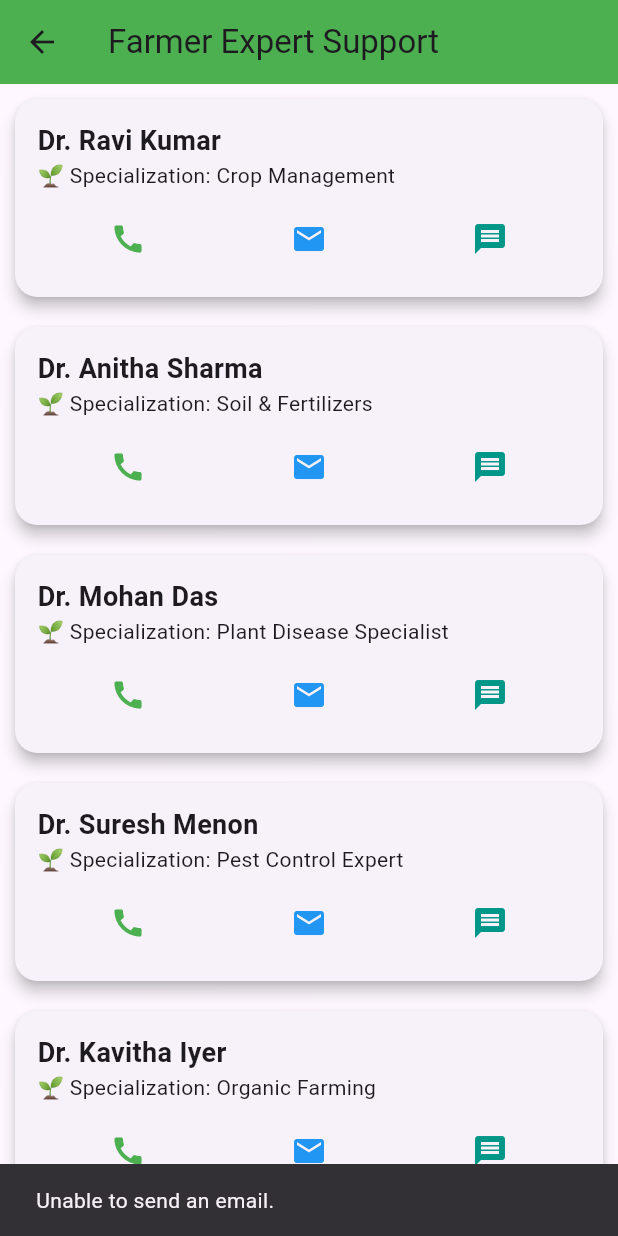
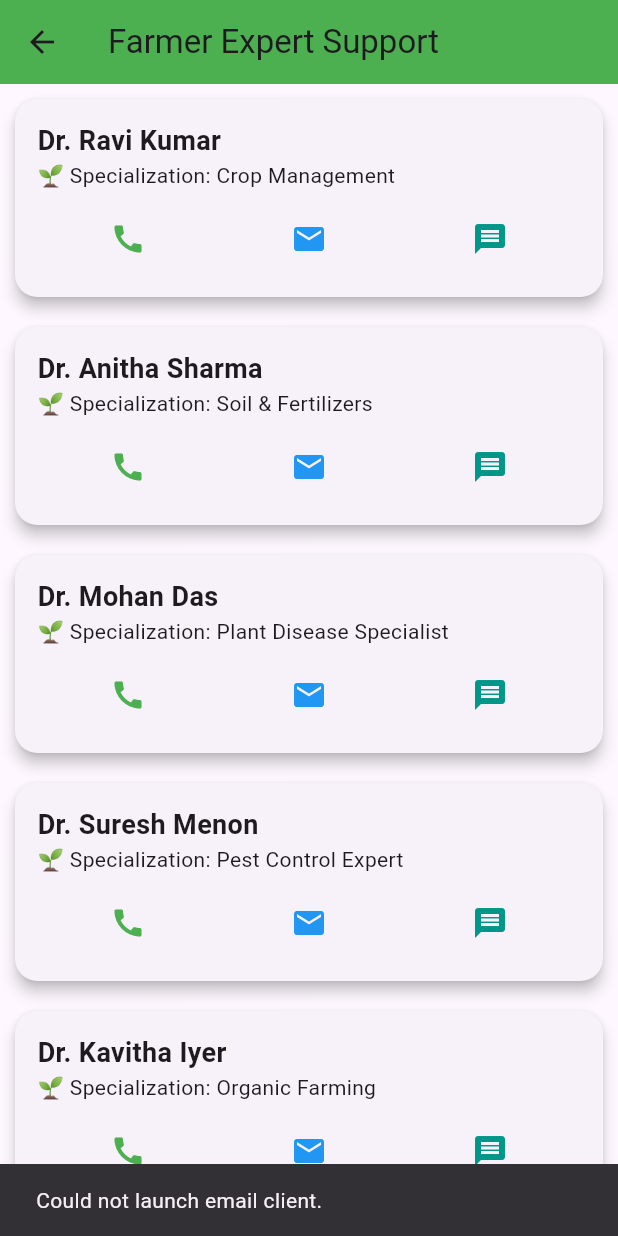
Before and after one commit to Abinayamariappan/agriculture_project, a Flutter app: the FarmerExpertPage screen opened directly, after a tap on the "email" icon, on a phone screen of 412 x 824 dp. Run offline on Flutter 3.47's test engine with Material 3 defaults, Android fonts, the phone set to English and light mode, and no system bars; our stand-ins replace animate_do, carousel_slider, firebase_core, flutter_spinkit, geocoding, geolocator and 9 more; accounts and stored records are empty.

Commit message:
🔄 Major update: modified multiple pages, model files, and UI updates

```diff
--- a/lib/farmer_expert_page.dart
+++ b/lib/farmer_expert_page.dart
@@ -7,70 +7,70 @@ class FarmerExpertPage extends StatelessWidget {
       'name': 'Dr. Ravi Kumar',
       'specialization': 'Crop Management',
       'phone': '+919876543210',
-      'email': 'ravi.kumar@agrihelp.com',
+      'email': 'ravi.kumar@gmail.com',  // Updated email domain
       'whatsapp': '+919876543210',
     },
     {
       'name': 'Dr. Anitha Sharma',
       'specialization': 'Soil & Fertilizers',
       'phone': '+919988776655',
-      'email': 'anitha.sharma@agrihelp.com',
+      'email': 'anitha.sharma@gmail.com',  // Updated email domain
       'whatsapp': '+919988776655',
     },
     {
       'name': 'Dr. Mohan Das',
       'specialization': 'Plant Disease Specialist',
       'phone': '+918765432109',
-      'email': 'mohan.das@agrihelp.com',
+      'email': 'mohan.das@gmail.com',  // Updated email domain
       'whatsapp': '+918765432109',
     },
     {
       'name': 'Dr. Suresh Menon',
       'specialization': 'Pest Control Expert',
       'phone': '+919812345678',
-      'email': 'suresh.menon@agrihelp.com',
+      'email': 'suresh.menon@gmail.com',  // Updated email domain
       'whatsapp': '+919812345678',
     },
     {
       'name': 'Dr. Kavitha Iyer',
       'specialization': 'Organic Farming',
       'phone': '+919876123456',
-      'email': 'kavitha.iyer@agrihelp.com',
+      'email': 'kavitha.iyer@gmail.com',  // Updated email domain
       'whatsapp': '+919876123456',
     },
     {
       'name': 'Dr. Arjun Reddy',
       'specialization': 'Irrigation Specialist',
       'phone': '+918901234567',
-      'email': 'arjun.reddy@agrihelp.com',
+      'email': 'arjun.reddy@gmail.com',  // Updated email domain
       'whatsapp': '+918901234567',
     },
     {
       'name': 'Dr. Priya Natarajan',
       'specialization': 'Seed Technology',
       'phone': '+919845673210',
-      'email': 'priya.natarajan@agrihelp.com',
+      'email': 'priya.natarajan@gmail.com',  // Updated email domain
       'whatsapp': '+919845673210',
     },
     {
       'name': 'Dr. Sanjay Verma',
       'specialization': 'Climate & Crop Forecasting',
       'phone': '+917894561230',
-      'email': 'sanjay.verma@agrihelp.com',
+      'email': 'sanjay.verma@gmail.com',  // Updated email domain
       'whatsapp': '+917894561230',
     },
     {
       'name': 'Dr. Meera Joshi',
       'specialization': 'Horticulture Specialist',
       'phone': '+918912345678',
-      'email': 'meera.joshi@agrihelp.com',
+      'email': 'meera.joshi@gmail.com',  // Updated email domain
       'whatsapp': '+918912345678',
     },
     {
       'name': 'Dr. Rajesh Nair',
       'specialization': 'Agri-Economics',
       'phone': '+919934561278',
-      'email': 'rajesh.nair@agrihelp.com',
+      'email': 'rajesh.nair@gmail.com',  // Updated email domain
       'whatsapp': '+919934561278',
     },
   ];
@@ -78,12 +78,12 @@ class FarmerExpertPage extends StatelessWidget {
   FarmerExpertPage({super.key});
 
   // ✅ Launch Phone Call
-  void _launchPhoneCall(BuildContext context, String phone) async {
+  Future<void> _launchPhoneCall(BuildContext context, String phone) async {
     final Uri uri = Uri.parse("tel:$phone");
+
     try {
-      if (await canLaunchUrl(uri)) {
-        await launchUrl(uri);
-      } else {
+      final launched = await launchUrl(uri, mode: LaunchMode.externalApplication);
+      if (!launched) {
         ScaffoldMessenger.of(context).showSnackBar(
           const SnackBar(content: Text('Unable to make a phone call.')),
         );
@@ -95,55 +95,36 @@ class FarmerExpertPage extends StatelessWidget {
     }
   }
 
-  // ✅ Launch WhatsApp Chat (fixed to properly handle international format)
-  void _launchWhatsApp(BuildContext context, String phone) async {
-    // Remove any non-digit characters from the phone number
-    String cleanPhone = phone.replaceAll(RegExp(r'[^\d]'), '');
-
-    // Make sure we have a clean number to work with
-    if (cleanPhone.isEmpty) {
-      ScaffoldMessenger.of(context).showSnackBar(
+  Future<void> _launchWhatsApp(BuildContext ctx, String phone) async {
+    final clean = phone.replaceAll(RegExp(r'[^\d]'), '');
+    if (clean.isEmpty) {
+      ScaffoldMessenger.of(ctx).showSnackBar(
         const SnackBar(content: Text('Invalid phone number for WhatsApp.')),
       );
       return;
     }
 
-    final Uri uri = Uri.parse("https://wa.me/$cleanPhone");
-    try {
-      if (await canLaunchUrl(uri)) {
-        await launchUrl(uri, mode: LaunchMode.externalApplication);
-      } else {
-        ScaffoldMessenger.of(context).showSnackBar(
-          const SnackBar(content: Text('Unable to open WhatsApp.')),
-        );
-      }
-    } catch (e) {
-      ScaffoldMessenger.of(context).showSnackBar(
-        SnackBar(content: Text('Error launching WhatsApp: $e')),
+    final uri = Uri.parse('https://wa.me/$clean');
+    final launched = await launchUrl(uri, mode: LaunchMode.externalApplication);
+    if (!launched) {
+      ScaffoldMessenger.of(ctx).showSnackBar(
+        const SnackBar(content: Text('Could not open WhatsApp.')),
       );
     }
   }
 
-  // ✅ Launch Email (fixed Uri construction)
-  void _launchEmail(BuildContext context, String email) async {
-    final String emailUri = 'mailto:$email?subject=Agri%20Support&body=Hello,%20I%20need%20help%20with...';
-    final Uri uri = Uri.parse(emailUri);
+  Future<void> _launchEmail(BuildContext ctx, String email) async {
+    final subject = Uri.encodeComponent('Agri Support');
+    final body    = Uri.encodeComponent('Hello, I need help with...');
+    final uri = Uri.parse('mailto:$email?subject=$subject&body=$body');
 
-    try {
-      if (await canLaunchUrl(uri)) {
-        await launchUrl(uri);
-      } else {
-        ScaffoldMessenger.of(context).showSnackBar(
-          const SnackBar(content: Text('Unable to send an email.')),
-        );
-      }
-    } catch (e) {
-      ScaffoldMessenger.of(context).showSnackBar(
-        SnackBar(content: Text('Error launching email: $e')),
+    final launched = await launchUrl(uri, mode: LaunchMode.externalApplication);
+    if (!launched) {
+      ScaffoldMessenger.of(ctx).showSnackBar(
+        const SnackBar(content: Text('Could not launch email client.')),
       );
     }
   }
-
   @override
   Widget build(BuildContext context) {
     return Scaffold(
```
Also changed, not shown: 1 other file.
